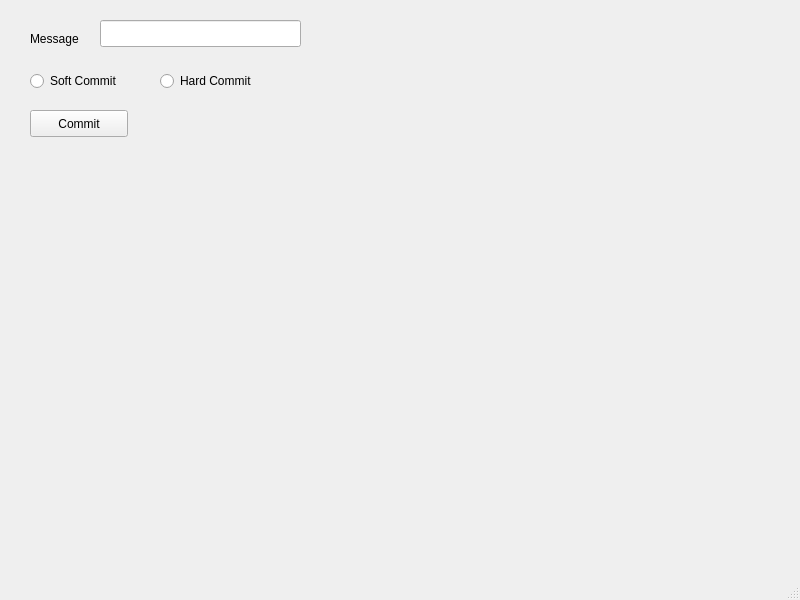
First picture: the form in commitui.ui, repository shivanshuag/gaea, before the edit.
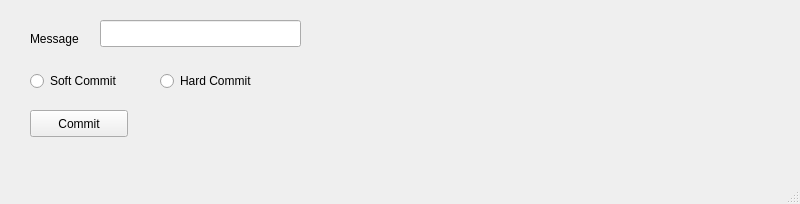
Second picture: the form after the edit.

```diff
--- a/commitui.ui
+++ b/commitui.ui
@@ -7,7 +7,7 @@
     <x>0</x>
     <y>0</y>
     <width>800</width>
-    <height>600</height>
+    <height>204</height>
    </rect>
   </property>
   <property name="windowTitle">
```
